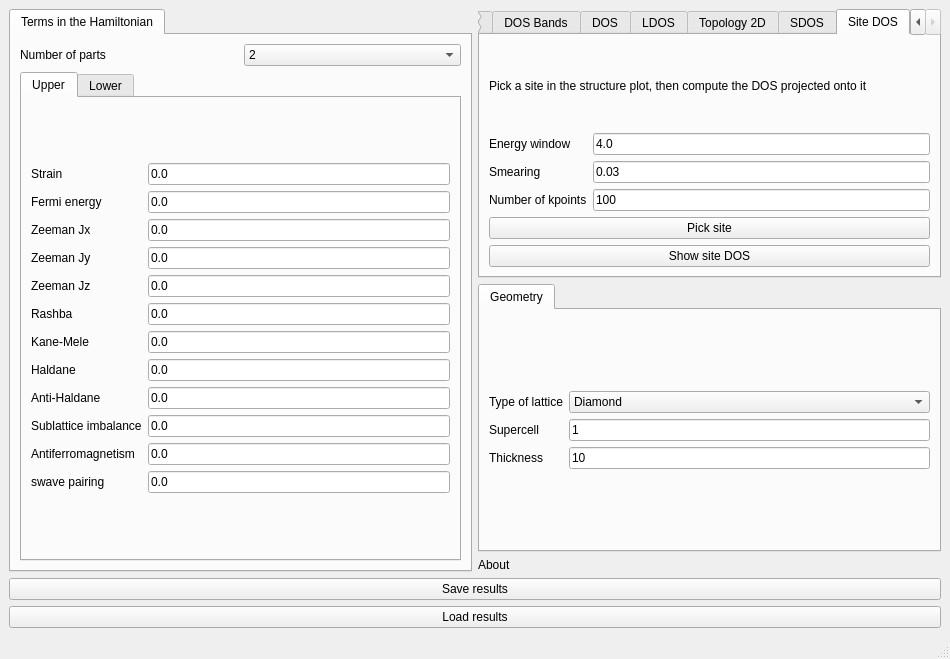
joselado/quantum-lattice, file interface-pyqt/hybridfilm/interface.ui: the form before one commit.
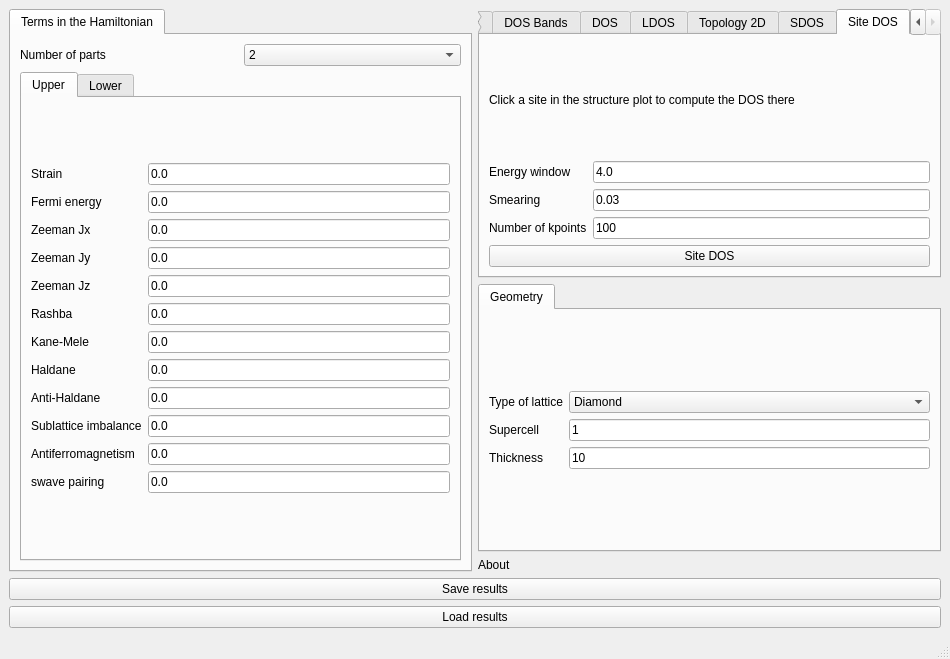
The form after the commit. The open tabs and pages were chosen to show the change. Custom widgets are drawn as their Qt base class.

Commit message: Make Site DOS a single interactive view instead of two separate steps

What changed in the file:
```diff
--- a/interface-pyqt/hybridfilm/interface.ui
+++ b/interface-pyqt/hybridfilm/interface.ui
@@ -1004,7 +1004,7 @@
         <item>
          <widget class="BodyLabel" name="label_site_dos_info">
           <property name="text">
-           <string>Pick a site in the structure plot, then compute the DOS projected onto it</string>
+           <string>Click a site in the structure plot to compute the DOS there</string>
           </property>
           <property name="wordWrap">
            <bool>true</bool>
@@ -1057,20 +1057,10 @@
           </item>
          </layout>
         </item>
-        <item>
-         <widget class="PushButton" name="select_site_dos">
-          <property name="toolTip">
-           <string>Click a site in the structure plot to select it</string>
-          </property>
-          <property name="text">
-           <string>Pick site</string>
-          </property>
-         </widget>
-        </item>
         <item>
          <widget class="PushButton" name="show_site_dos">
           <property name="text">
-           <string>Show site DOS</string>
+           <string>Site DOS</string>
           </property>
          </widget>
         </item>
```
The commit also changes 30 other files.
